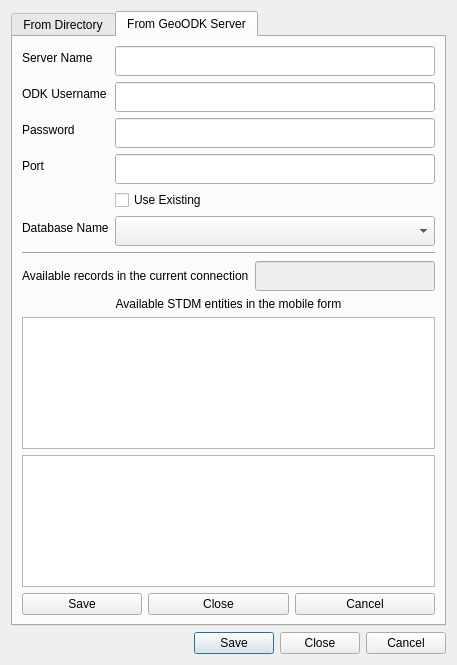
Qt form ui/ui_geoodk_import.ui (gltn/stdm) before a commit.
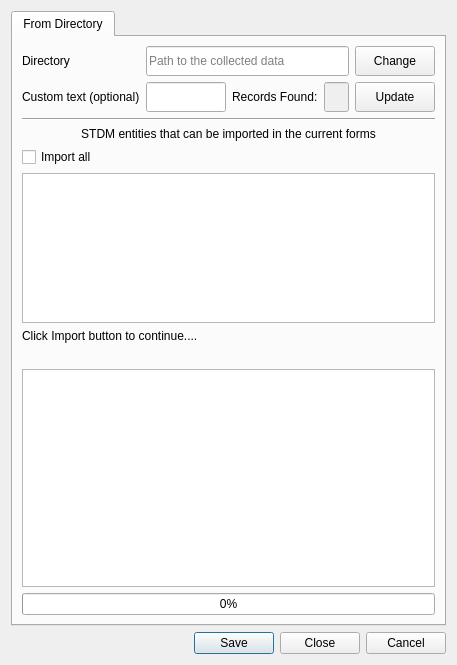
The same form after that commit. The open tabs and pages were chosen to show the change.

Commit message: Stdm geoodk updates custom to philippines configuration

```diff
--- a/ui/ui_geoodk_import.ui
+++ b/ui/ui_geoodk_import.ui
@@ -49,7 +49,7 @@
        <item row="8" column="0">
         <widget class="QLabel" name="label_3">
          <property name="text">
-          <string>Click Save button to start import process...</string>
+          <string>Click Import button to continue....</string>
          </property>
         </widget>
        </item>
@@ -64,47 +64,7 @@
         </widget>
        </item>
        <item row="7" column="0">
-        <layout class="QGridLayout" name="gridLayout_12">
-         <item row="0" column="2">
-          <widget class="QPushButton" name="btn_srid">
-           <property name="minimumSize">
-            <size>
-             <width>0</width>
-             <height>30</height>
-            </size>
-           </property>
-           <property name="text">
-            <string>Select</string>
-           </property>
-          </widget>
-         </item>
-         <item row="0" column="1">
-          <widget class="QLineEdit" name="txt_srid">
-           <property name="minimumSize">
-            <size>
-             <width>0</width>
-             <height>30</height>
-            </size>
-           </property>
-           <property name="text">
-            <string>EPSG:4326</string>
-           </property>
-           <property name="readOnly">
-            <bool>true</bool>
-           </property>
-           <property name="placeholderText">
-            <string>Coordinate System</string>
-           </property>
-          </widget>
-         </item>
-         <item row="0" column="0">
-          <widget class="QLabel" name="label_13">
-           <property name="text">
-            <string>Set coordinate system (for map data)</string>
-           </property>
-          </widget>
-         </item>
-        </layout>
+        <layout class="QGridLayout" name="gridLayout_12"/>
        </item>
        <item row="3" column="0">
         <widget class="Line" name="line">
@@ -171,7 +131,7 @@
          <item row="2" column="0">
           <widget class="QLabel" name="label_14">
            <property name="text">
-            <string>Custom filter text</string>
+            <string>Custom text (optional)</string>
            </property>
           </widget>
          </item>
@@ -269,189 +229,6 @@
        </item>
       </layout>
      </widget>
-     <widget class="QWidget" name="tab_2">
-      <attribute name="title">
-       <string>From GeoODK Server</string>
-      </attribute>
-      <layout class="QGridLayout" name="gridLayout_4">
-       <item row="2" column="0" colspan="3">
-        <layout class="QGridLayout" name="gridLayout_9">
-         <item row="1" column="0">
-          <widget class="QLabel" name="label_6">
-           <property name="text">
-            <string>Available records in the current connection</string>
-           </property>
-          </widget>
-         </item>
-         <item row="1" column="1">
-          <widget class="QLineEdit" name="txt_count_2">
-           <property name="enabled">
-            <bool>false</bool>
-           </property>
-           <property name="minimumSize">
-            <size>
-             <width>0</width>
-             <height>30</height>
-            </size>
-           </property>
-           <property name="maxLength">
-            <number>25</number>
-           </property>
-          </widget>
-         </item>
-        </layout>
-       </item>
-       <item row="3" column="0" colspan="3">
-        <widget class="QLabel" name="label_5">
-         <property name="text">
-          <string>Available STDM entities in the mobile form</string>
-         </property>
-         <property name="alignment">
-          <set>Qt::AlignCenter</set>
-         </property>
-        </widget>
-       </item>
-       <item row="0" column="0" colspan="3">
-        <layout class="QFormLayout" name="formLayout_2">
-         <item row="0" column="0">
-          <widget class="QLabel" name="label_7">
-           <property name="text">
-            <string>Server Name</string>
-           </property>
-          </widget>
-         </item>
-         <item row="0" column="1">
-          <widget class="QLineEdit" name="txt_host">
-           <property name="minimumSize">
-            <size>
-             <width>0</width>
-             <height>30</height>
-            </size>
-           </property>
-          </widget>
-         </item>
-         <item row="1" column="0">
-          <widget class="QLabel" name="label_10">
-           <property name="text">
-            <string>ODK Username</string>
-           </property>
-          </widget>
-         </item>
-         <item row="1" column="1">
-          <widget class="QLineEdit" name="txt_username">
-           <property name="minimumSize">
-            <size>
-             <width>0</width>
-             <height>30</height>
-            </size>
-           </property>
-          </widget>
-         </item>
-         <item row="2" column="0">
-          <widget class="QLabel" name="label_12">
-           <property name="text">
-            <string>Password</string>
-           </property>
-          </widget>
-         </item>
-         <item row="2" column="1">
-          <widget class="QLineEdit" name="txt_pass">
-           <property name="minimumSize">
-            <size>
-             <width>0</width>
-             <height>30</height>
-            </size>
-           </property>
-           <property name="echoMode">
-            <enum>QLineEdit::Password</enum>
-           </property>
-          </widget>
-         </item>
-         <item row="3" column="0">
-          <widget class="QLabel" name="label_11">
-           <property name="text">
-            <string>Port</string>
-           </property>
-          </widget>
-         </item>
-         <item row="3" column="1">
-          <widget class="QLineEdit" name="txt_port">
-           <property name="minimumSize">
-            <size>
-             <width>0</width>
-             <height>30</height>
-            </size>
-           </property>
-          </widget>
-         </item>
-         <item row="4" column="1">
-          <widget class="QCheckBox" name="chk_default">
-           <property name="text">
-            <string>Use Existing</string>
-           </property>
-          </widget>
-         </item>
-         <item row="5" column="0">
-          <widget class="QLabel" name="label_9">
-           <property name="text">
-            <string>Database Name</string>
-           </property>
-          </widget>
-         </item>
-         <item row="5" column="1">
-          <widget class="QComboBox" name="cbo_dbname">
-           <property name="minimumSize">
-            <size>
-             <width>0</width>
-             <height>30</height>
-            </size>
-           </property>
-          </widget>
-         </item>
-        </layout>
-       </item>
-       <item row="1" column="0" colspan="3">
-        <widget class="Line" name="line_2">
-         <property name="orientation">
-          <enum>Qt::Horizontal</enum>
-         </property>
-        </widget>
-       </item>
-       <item row="5" column="0" colspan="3">
-        <widget class="QTreeView" name="trview_entities_2"/>
-       </item>
-       <item row="6" column="0">
-        <widget class="QPushButton" name="btn_save">
-         <property name="maximumSize">
-          <size>
-           <width>120</width>
-           <height>16777215</height>
-          </size>
-         </property>
-         <property name="text">
-          <string>Save</string>
-         </property>
-        </widget>
-       </item>
-       <item row="6" column="2">
-        <widget class="QPushButton" name="btn_cancel">
-         <property name="text">
-          <string>Cancel</string>
-         </property>
-        </widget>
-       </item>
-       <item row="6" column="1">
-        <widget class="QPushButton" name="btn_close">
-         <property name="text">
-          <string>Close</string>
-         </property>
-        </widget>
-       </item>
-       <item row="4" column="0" colspan="3">
-        <widget class="QTextEdit" name="txt_svlog"/>
-       </item>
-      </layout>
-     </widget>
     </widget>
    </item>
    <item row="1" column="0">
```
The commit also changes 9 other files.
